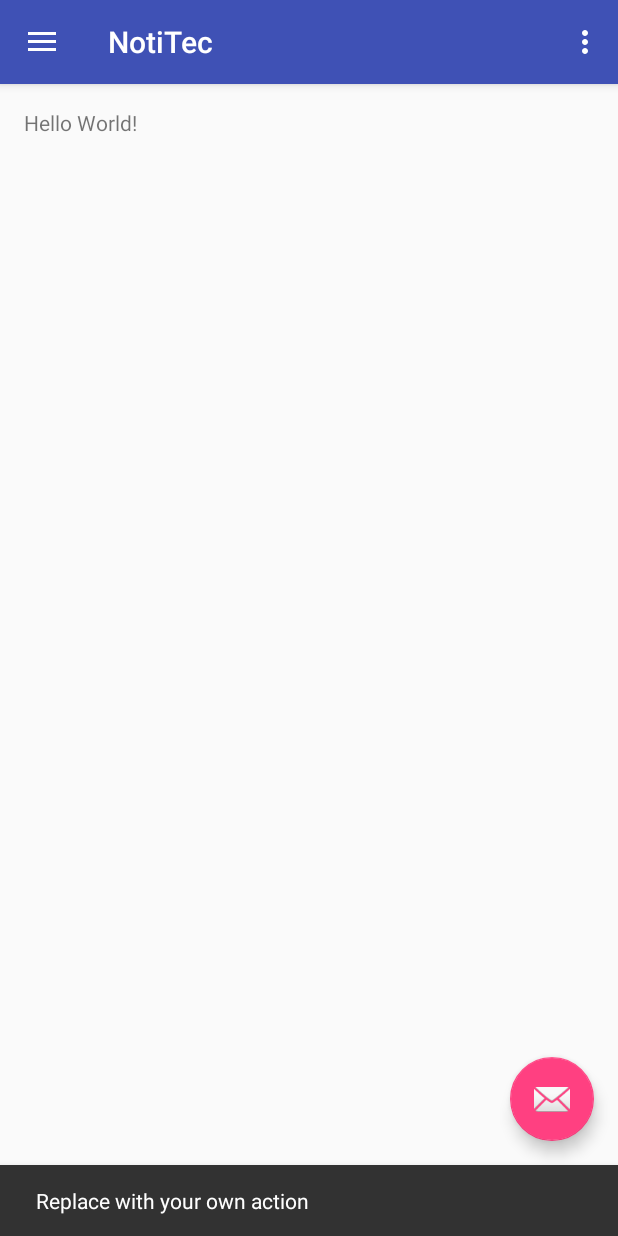
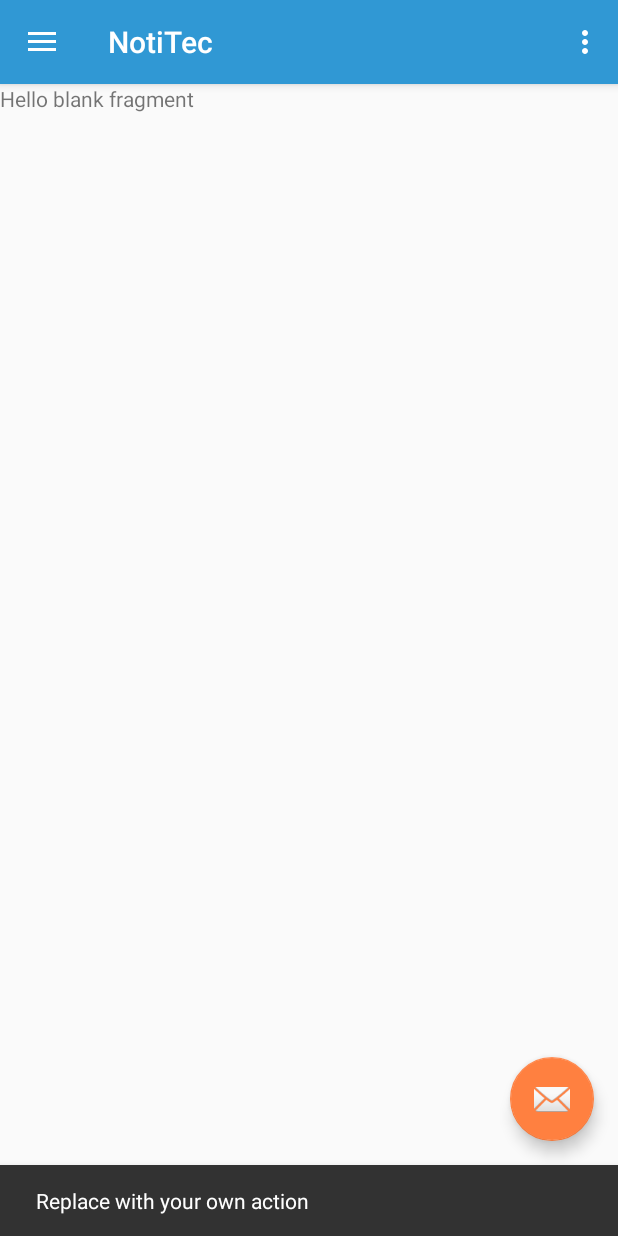
Before and after one commit to rsandoval-developer/NotiTec, an Android app: the screen it shows after launch (BaseActivity), after a tap on an icon or button, on a phone screen of 412 x 824 dp. Run offline under Robolectric (Android 15) with nearby library versions, the phone set to English and light mode, and no system bars; our stand-ins replace ButterKnife.

Commit message:
integracion de noticias

```diff
--- a/app/build.gradle
+++ b/app/build.gradle
@@ -1,4 +1,5 @@
 apply plugin: 'com.android.application'
+apply plugin: 'com.jakewharton.butterknife'
 
 android {
     compileSdkVersion 24
@@ -24,4 +25,7 @@ dependencies {
     testCompile 'junit:junit:4.12'
     compile 'com.android.support:appcompat-v7:24.2.1'
     compile 'com.android.support:design:24.2.1'
+    compile 'com.android.support:support-v4:24.2.1'
+    //butterknife
+    compile 'com.jakewharton:butterknife:8.4.0'
 }
--- a/app/src/main/AndroidManifest.xml
+++ b/app/src/main/AndroidManifest.xml
@@ -9,7 +9,7 @@
         android:supportsRtl="true"
         android:theme="@style/AppTheme">
         <activity
-            android:name=".BaseActivity"
+            android:name=".ui.base.BaseActivity"
             android:label="@string/app_name"
             android:theme="@style/AppTheme.NoActionBar">
             <intent-filter>
--- a/app/src/main/java/com/rsandoval/notitec/BaseActivity.java
+++ b/app/src/main/java/com/rsandoval/notitec/ui/base/BaseActivity.java
@@ -1,9 +1,11 @@
-package com.rsandoval.notitec;
+package com.rsandoval.notitec.ui.base;
 
 import android.os.Bundle;
 import android.support.design.widget.FloatingActionButton;
 import android.support.design.widget.NavigationView;
 import android.support.design.widget.Snackbar;
+import android.support.v4.app.Fragment;
+import android.support.v4.app.FragmentManager;
 import android.support.v4.view.GravityCompat;
 import android.support.v4.widget.DrawerLayout;
 import android.support.v7.app.ActionBarDrawerToggle;
@@ -12,6 +14,9 @@ import android.support.v7.widget.Toolbar;
 import android.view.Menu;
 import android.view.MenuItem;
 import android.view.View;
+
+import com.rsandoval.notitec.R;
+import com.rsandoval.notitec.ui.fragments.NoticiasFragment;
 
 public class BaseActivity extends AppCompatActivity implements NavigationView.OnNavigationItemSelectedListener {
 
@@ -39,6 +44,11 @@ public class BaseActivity extends AppCompatActivity implements NavigationView.On
 
         NavigationView navigationView = (NavigationView) findViewById(R.id.nav_view);
         navigationView.setNavigationItemSelectedListener(this);
+
+        getSupportFragmentManager()
+                .beginTransaction()
+                .replace(R.id.content, new NoticiasFragment())
+                .commit();
     }
 
     @Override
@@ -79,7 +89,7 @@ public class BaseActivity extends AppCompatActivity implements NavigationView.On
         // Handle navigation view item clicks here.
         int id = item.getItemId();
 
-        if (id == R.id.nav_camera) {
+        if (id == R.id.nav_noticias) {
             // Handle the camera action
         } else if (id == R.id.nav_gallery) {
 
--- /dev/null
+++ b/app/src/main/java/com/rsandoval/notitec/ui/base/BaseFragment.java
@@ -0,0 +1,40 @@
+package com.rsandoval.notitec.ui.base;
+
+import android.os.Bundle;
+import android.support.annotation.Nullable;
+import android.support.v4.app.Fragment;
+import android.view.LayoutInflater;
+import android.view.View;
+import android.view.ViewGroup;
+
+import butterknife.ButterKnife;
+
+/**
+ * Created by rsandoval on 04/11/2016.
+ */
+public abstract class BaseFragment extends Fragment {
+
+    @Nullable
+    @Override
+    public View onCreateView(LayoutInflater inflater, ViewGroup container, Bundle savedInstanceState) {
+        return inflater.inflate(getFragmentLayout(), container, false);
+    }
+
+    @Override
+    public void onViewCreated(View view, Bundle savedInstanceState) {
+        super.onViewCreated(view, savedInstanceState);
+        bindViews(view);
+        initView(view, savedInstanceState);
+
+    }
+
+    public void initView(View view, Bundle savedInstanceState) {
+    }
+
+    private void bindViews(View rootView) {
+        ButterKnife.bind(this, rootView);
+    }
+
+
+    protected abstract int getFragmentLayout();
+}
--- /dev/null
+++ b/app/src/main/java/com/rsandoval/notitec/ui/fragments/NoticiasFragment.java
@@ -0,0 +1,31 @@
+package com.rsandoval.notitec.ui.fragments;
+
+
+import android.os.Bundle;
+import android.support.annotation.Nullable;
+import android.support.v4.app.Fragment;
+
+import com.rsandoval.notitec.R;
+import com.rsandoval.notitec.ui.base.BaseFragment;
+
+/**
+ * A simple {@link Fragment} subclass.
+ */
+public class NoticiasFragment extends BaseFragment {
+
+
+    public NoticiasFragment() {
+        // Required empty public constructor
+    }
+
+    @Override
+    public void onCreate(@Nullable Bundle savedInstanceState) {
+        super.onCreate(savedInstanceState);
+    }
+
+    @Override
+    protected int getFragmentLayout() {
+        return R.layout.fragment_noticias;
+    }
+
+}
--- a/app/src/main/res/drawable/side_nav_bar.xml
+++ b/app/src/main/res/drawable/side_nav_bar.xml
@@ -2,8 +2,8 @@
     android:shape="rectangle">
     <gradient
         android:angle="135"
-        android:centerColor="#4CAF50"
-        android:endColor="#2E7D32"
-        android:startColor="#81C784"
+        android:centerColor="#3098d4"
+        android:endColor="#58a5d2"
+        android:startColor="#1f639f"
         android:type="linear" />
 </shape>
--- a/app/src/main/res/layout/app_bar_base.xml
+++ b/app/src/main/res/layout/app_bar_base.xml
@@ -5,7 +5,7 @@
     android:layout_width="match_parent"
     android:layout_height="match_parent"
     android:fitsSystemWindows="true"
-    tools:context="com.rsandoval.notitec.BaseActivity">
+    tools:context=".ui.base.BaseActivity">
 
     <android.support.design.widget.AppBarLayout
         android:layout_width="match_parent"
--- a/app/src/main/res/layout/content_base.xml
+++ b/app/src/main/res/layout/content_base.xml
@@ -1,19 +1,12 @@
 <?xml version="1.0" encoding="utf-8"?>
-<RelativeLayout xmlns:android="http://schemas.android.com/apk/res/android"
+<FrameLayout xmlns:android="http://schemas.android.com/apk/res/android"
     xmlns:app="http://schemas.android.com/apk/res-auto"
     xmlns:tools="http://schemas.android.com/tools"
+    android:id="@+id/content"
     android:layout_width="match_parent"
     android:layout_height="match_parent"
-    android:paddingBottom="@dimen/activity_vertical_margin"
-    android:paddingLeft="@dimen/activity_horizontal_margin"
-    android:paddingRight="@dimen/activity_horizontal_margin"
-    android:paddingTop="@dimen/activity_vertical_margin"
     app:layout_behavior="@string/appbar_scrolling_view_behavior"
-    tools:context="com.rsandoval.notitec.BaseActivity"
+    tools:context=".ui.base.BaseActivity"
     tools:showIn="@layout/app_bar_base">
 
-    <TextView
-        android:layout_width="wrap_content"
-        android:layout_height="wrap_content"
-        android:text="Hello World!" />
-</RelativeLayout>
+</FrameLayout>
--- /dev/null
+++ b/app/src/main/res/layout/fragment_noticias.xml
@@ -0,0 +1,13 @@
+<FrameLayout xmlns:android="http://schemas.android.com/apk/res/android"
+    xmlns:tools="http://schemas.android.com/tools"
+    android:layout_width="match_parent"
+    android:layout_height="match_parent"
+    tools:context="com.rsandoval.notitec.ui.fragments.NoticiasFragment">
+
+    <!-- TODO: Update blank fragment layout -->
+    <TextView
+        android:layout_width="match_parent"
+        android:layout_height="match_parent"
+        android:text="@string/hello_blank_fragment" />
+
+</FrameLayout>
--- a/app/src/main/res/menu/activity_base_drawer.xml
+++ b/app/src/main/res/menu/activity_base_drawer.xml
@@ -3,9 +3,10 @@
 
     <group android:checkableBehavior="single">
         <item
-            android:id="@+id/nav_camera"
-            android:icon="@drawable/ic_menu_camera"
-            android:title="Import" />
+            android:id="@+id/nav_noticias"
+            android:checked="true"
+            android:icon="@drawable/ic_menu_noticias"
+            android:title="Noticias" />
         <item
             android:id="@+id/nav_gallery"
             android:icon="@drawable/ic_menu_gallery"
--- a/app/src/main/res/values/colors.xml
+++ b/app/src/main/res/values/colors.xml
@@ -1,6 +1,6 @@
 <?xml version="1.0" encoding="utf-8"?>
 <resources>
-    <color name="colorPrimary">#3F51B5</color>
-    <color name="colorPrimaryDark">#303F9F</color>
-    <color name="colorAccent">#FF4081</color>
+    <color name="colorPrimary">#3098d4</color>
+    <color name="colorPrimaryDark">#267daf</color>
+    <color name="colorAccent">#ff8040</color>
 </resources>
--- a/app/src/main/res/values/drawables.xml
+++ b/app/src/main/res/values/drawables.xml
@@ -1,5 +1,5 @@
 <resources xmlns:android="http://schemas.android.com/apk/res/android">
-    <item name="ic_menu_camera" type="drawable">@android:drawable/ic_menu_camera</item>
+    <item name="ic_menu_noticias" type="drawable">@drawable/ic_list_black_24dp</item>
     <item name="ic_menu_gallery" type="drawable">@android:drawable/ic_menu_gallery</item>
     <item name="ic_menu_slideshow" type="drawable">@android:drawable/ic_menu_slideshow</item>
     <item name="ic_menu_manage" type="drawable">@android:drawable/ic_menu_manage</item>
--- a/app/src/main/res/values/strings.xml
+++ b/app/src/main/res/values/strings.xml
@@ -5,4 +5,7 @@
     <string name="navigation_drawer_close">Close navigation drawer</string>
 
     <string name="action_settings">Settings</string>
+
+    <!-- TODO: Remove or change this placeholder text -->
+    <string name="hello_blank_fragment">Hello blank fragment</string>
 </resources>
--- a/build.gradle
+++ b/build.gradle
@@ -3,10 +3,11 @@
 buildscript {
     repositories {
         jcenter()
+        mavenCentral()
     }
     dependencies {
         classpath 'com.android.tools.build:gradle:2.1.2'
-
+        classpath 'com.jakewharton:butterknife-gradle-plugin:8.4.0'
         // NOTE: Do not place your application dependencies here; they belong
         // in the individual module build.gradle files
     }
```
